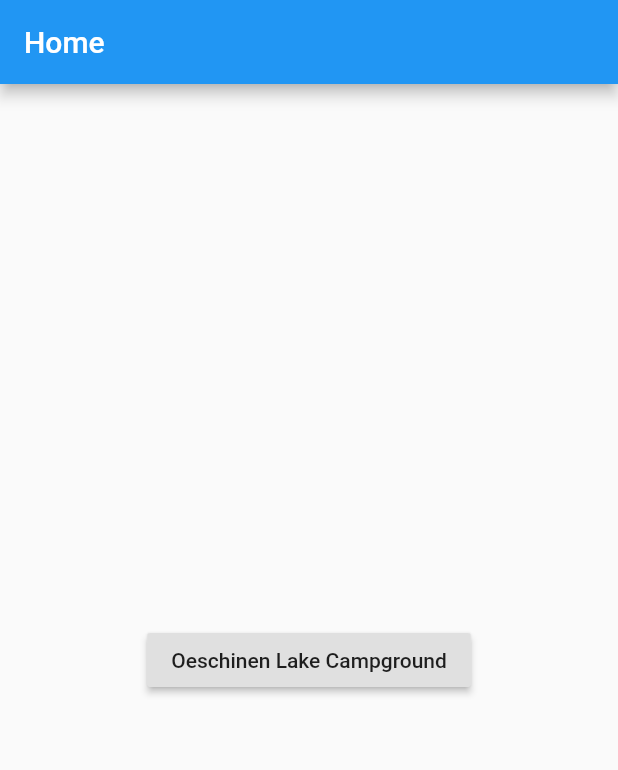
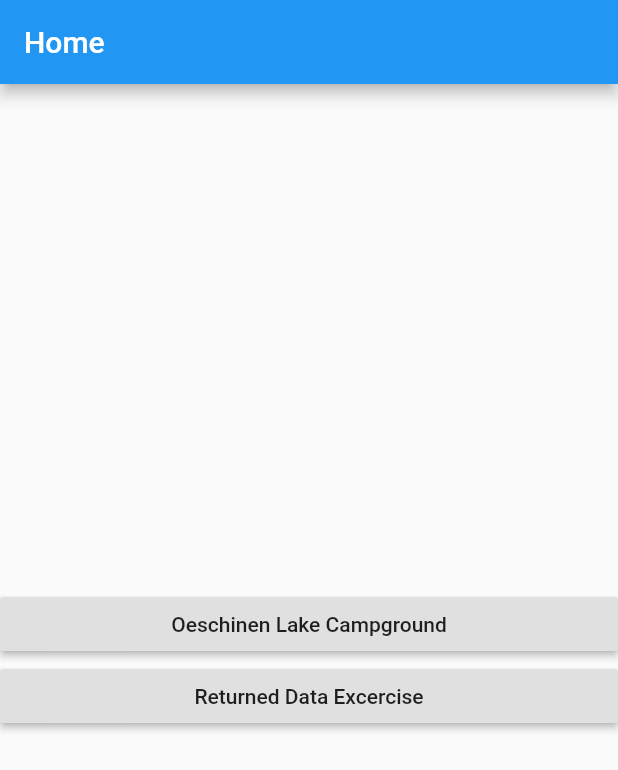
Before and after one commit to neilreyes/flutter_layout, a Flutter app: the screen it shows after launch, on a phone screen of 412 x 824 dp. Shown: the top 770 px of the screen. Run offline on Flutter 3.47's test engine with Material 2 defaults, Android fonts, the phone set to English and light mode, and no system bars.

Commit message:
feature: Add Page for Returned Data excercise

```diff
--- a/lib/home_page.dart
+++ b/lib/home_page.dart
@@ -4,18 +4,29 @@ class HomePage extends StatelessWidget {
 
   @override
   Widget build(BuildContext context) {
-    void _onPressed(){
-      Navigator.pushNamed(context, '/lake');
-    }
 
     return new Scaffold(
         appBar: AppBar(
           title: Text("Home"),
         ),
         body: Center(
-          child: RaisedButton(
-              onPressed: _onPressed,
-              child: Text('Oeschinen Lake Campground'),
+          child: Column(
+            mainAxisAlignment: MainAxisAlignment.center,
+            crossAxisAlignment: CrossAxisAlignment.stretch,
+            children: <Widget>[
+              RaisedButton(
+                onPressed: (){
+                  Navigator.pushNamed(context, '/lake');
+                },
+                child: Text('Oeschinen Lake Campground'),
+              ),
+              RaisedButton(
+                onPressed: (){
+                  Navigator.pushNamed(context, '/rdata');
+                },
+                child: Text('Returned Data Excercise'),
+              )
+            ],
           ),
         ),
       );
--- a/lib/main.dart
+++ b/lib/main.dart
@@ -2,6 +2,7 @@ import 'package:flutter/material.dart';
 import 'package:flutter/rendering.dart';
 import 'home_page.dart';
 import 'lake.dart';
+import 'rdata_page.dart';
 
 void main(){
   debugPaintSizeEnabled = false;
@@ -12,6 +13,7 @@ void main(){
     routes: {
       '/': (context) => new HomePage(),
       '/lake': (context)=> new Lake(),
+      '/rdata': (context)=> new RDataPage(),
     },
   ));
 }
```
Also changed, not shown: lib/rdata_page.dart (added, +15 -0 lines), lib/selection_button.dart (added, +27 -0 lines), lib/selection_screen.dart (added, +37 -0 lines).
